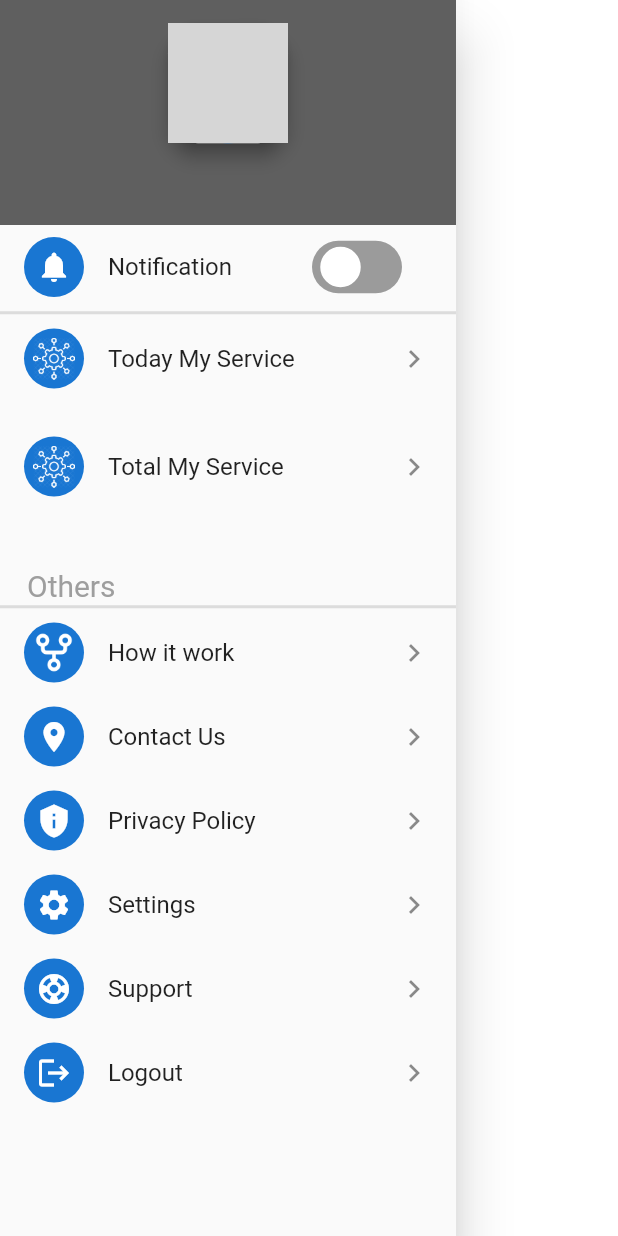
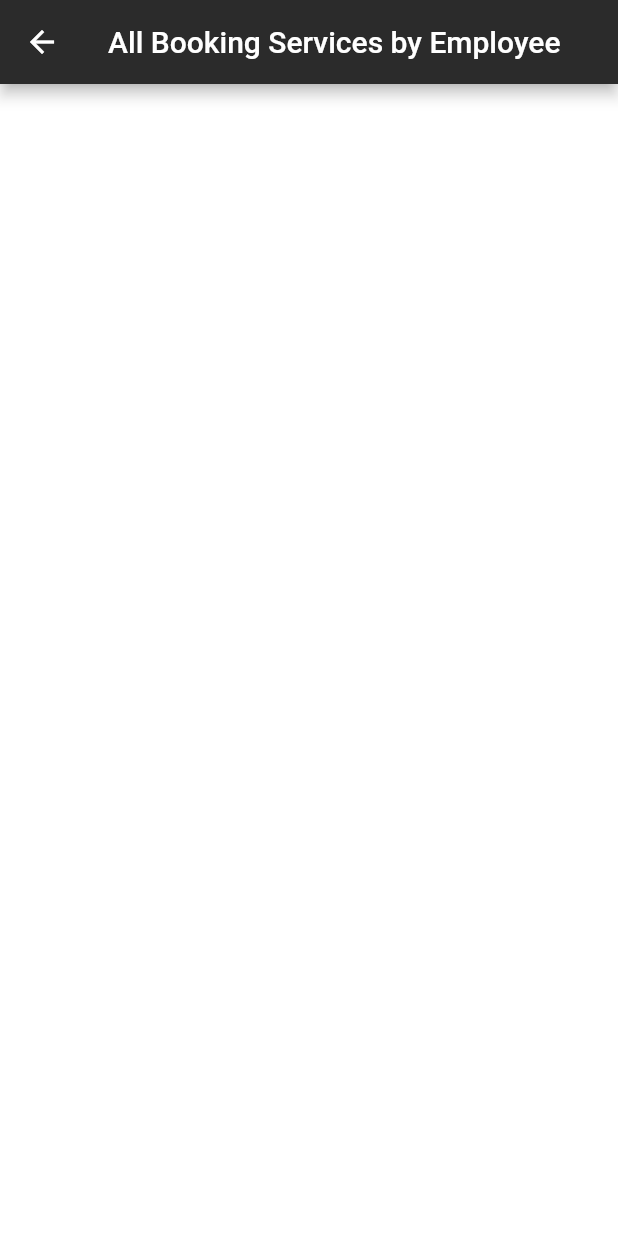
Before and after one commit to kazolcse264/Mechanic-Koi-Admin, a Flutter app: the MainDrawer widget shown alone on an empty page, opened directly with empty values, after a tap on "Total My Service", on a phone screen of 412 x 824 dp. Run offline on Flutter 3.47's test engine with Material 2 defaults, Android fonts, the light colour scheme and no system bars; drawn by our look-alikes of flutter_switch; our stand-ins replace cloud_firestore, curved_navigation_bar, firebase_auth, firebase_core, firebase_storage, flutter_easyloading and 4 more; accounts and stored records are empty; network calls fail; grey boxes are pictures that could not be loaded.

Commit message:
today service and total service of employee section is done

```diff
--- a/lib/custom_widgets/main_drawer.dart
+++ b/lib/custom_widgets/main_drawer.dart
@@ -4,6 +4,7 @@ import 'package:mechanic_koi_admin/auth/auth_service.dart';
 import 'package:mechanic_koi_admin/pages/employee_list_page.dart';
 
 import '../pages/all_servicing_page.dart';
+import '../pages/all_servicing_page_by_employee.dart';
 import '../pages/category_page.dart';
 import '../pages/launcher_page.dart';
 import '../pages/offer_list_page.dart';
@@ -129,7 +130,8 @@ class _MainDrawerState extends State<MainDrawer> {
                   trailing: const Icon(Icons.keyboard_arrow_right),
                 )
               : ListTile(
-                  onTap: () {},
+                  onTap: () =>
+                      Navigator.pushNamed(context, AllServicingPageByEmployee.routeName, arguments: widget.employeeProvider!.employeeServicesModelListToday.length),
                   leading: CircleAvatar(
                     child: Padding(
                       padding: const EdgeInsets.all(6.0),
@@ -165,7 +167,8 @@ class _MainDrawerState extends State<MainDrawer> {
                   trailing: const Icon(Icons.keyboard_arrow_right),
                 )
               : ListTile(
-                  onTap: () {},
+                  onTap: ()  =>
+                      Navigator.pushNamed(context, AllServicingPageByEmployee.routeName),
                   leading: CircleAvatar(
                     child: Padding(
                       padding: const EdgeInsets.all(6.0),
--- a/lib/main.dart
+++ b/lib/main.dart
@@ -7,6 +7,7 @@ import 'package:mechanic_koi_admin/pages/Welcome/welcome_screen.dart';
 import 'package:mechanic_koi_admin/pages/add_employee_page.dart';
 import 'package:mechanic_koi_admin/pages/add_offer_page.dart';
 import 'package:mechanic_koi_admin/pages/all_servicing_page.dart';
+import 'package:mechanic_koi_admin/pages/all_servicing_page_by_employee.dart';
 import 'package:mechanic_koi_admin/pages/bottom_nav_bar_page.dart';
 import 'package:mechanic_koi_admin/pages/bottom_nav_bar_wrapper_page.dart';
 import 'package:mechanic_koi_admin/pages/category_page.dart';
@@ -97,6 +98,7 @@ class MyApp extends StatelessWidget {
         ServiceDetailsPage.routeName : (context) => const ServiceDetailsPage(),
         OfferDetailsPage.routeName : (context) => const OfferDetailsPage(),
         EmployeeDetailsPage.routeName : (context) => const EmployeeDetailsPage(),
+        AllServicingPageByEmployee.routeName : (context) => const AllServicingPageByEmployee(),
       },
     );
   }
--- /dev/null
+++ b/lib/pages/all_servicing_page_by_employee.dart
@@ -0,0 +1,44 @@
+import 'package:flutter/material.dart';
+import 'package:mechanic_koi_admin/providers/employee_provider.dart';
+import 'package:mechanic_koi_admin/utils/helper_functions.dart';
+import 'package:provider/provider.dart';
+
+class AllServicingPageByEmployee extends StatefulWidget {
+  static const String routeName = '/all_service_by_employee';
+  const AllServicingPageByEmployee({Key? key}) : super(key: key);
+
+  @override
+  State<AllServicingPageByEmployee> createState() => _AllServicingPageByEmployeeState();
+}
+
+class _AllServicingPageByEmployeeState extends State<AllServicingPageByEmployee> {
+  @override
+  Widget build(BuildContext context) {
+    final count = ModalRoute.of(context)!.settings.arguments as int?;
+    return Scaffold(
+      appBar: AppBar(
+        title:(count == null ) ? const Text('All Booking Services by Employee'): const Text('Today\'s Booking Services by Employee'),
+      ),
+      body: Consumer<EmployeeProvider>(
+        builder: (context, provider, child) => ListView.builder(
+          itemCount: (count == null ) ? provider.employeeServicesModelList.length :  provider.employeeServicesModelListToday.length,
+          itemBuilder: (context, index) {
+            final service = (count == null ) ? provider.employeeServicesModelList[index] : provider.employeeServicesModelListToday[index];
+            return Padding(
+              padding: const EdgeInsets.all(4.0),
+              child: ListTile(
+                onTap: () {
+                 /* Navigator.pushNamed(context, ServiceDetailsPage.routeName, arguments: service.bookServiceId);*/
+                },
+                tileColor: service.paymentStatus ? null : Colors.grey.withOpacity(.5),
+                title: const Text('New Booking Order'),
+                subtitle: Text('Service Id: ${service.bookServiceId}'),
+                trailing: Text(getFormattedDate(service.dateModel.timestamp.toDate())),
+              ),
+            );
+          },
+        ),
+      ),
+    );
+  }
+}
--- a/lib/pages/employee_home_page.dart
+++ b/lib/pages/employee_home_page.dart
@@ -6,6 +6,7 @@ import 'package:provider/provider.dart';
 import '../custom_widgets/main_drawer.dart';
 import '../providers/service_provider.dart';
 import 'all_servicing_page.dart';
+import 'all_servicing_page_by_employee.dart';
 import 'bottom_nav_bar_wrapper_page.dart';
 import 'employee_list_page.dart';
 import 'offer_list_page.dart';
@@ -257,7 +258,7 @@ class _EmployeeHomePageState extends State<EmployeeHomePage> {
         children: [
           InkWell(
             onTap: () =>
-                Navigator.pushNamed(context, AllServicingPage.routeName, arguments: serviceProvider.bookServiceListToday.length),
+                Navigator.pushNamed(context, AllServicingPageByEmployee.routeName, arguments: employeeProvider.employeeServicesModelListToday.length),
             child: SizedBox(
               height: size.height / 4,
               width: size.width / 2 - 15,
@@ -308,7 +309,7 @@ class _EmployeeHomePageState extends State<EmployeeHomePage> {
           ),
           InkWell(
             onTap: () =>
-                Navigator.pushNamed(context, AllServicingPage.routeName),
+                Navigator.pushNamed(context, AllServicingPageByEmployee.routeName),
             child: SizedBox(
               height: size.height / 4,
               width: size.width / 2 - 15,
```
